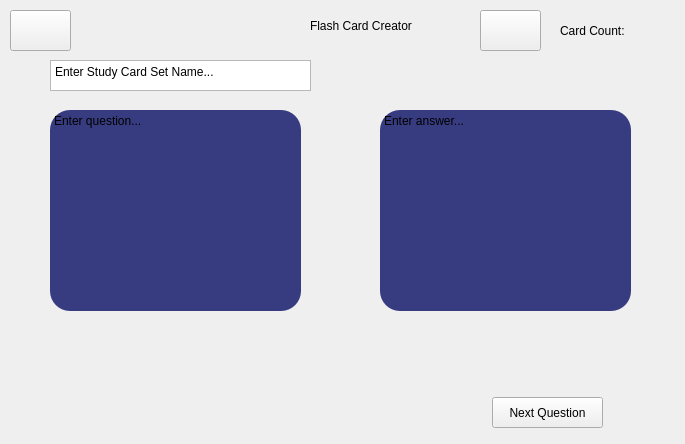
Qt form FlashcardModule/flashcardmaker.ui (WSU-4110/MOST) before a commit.
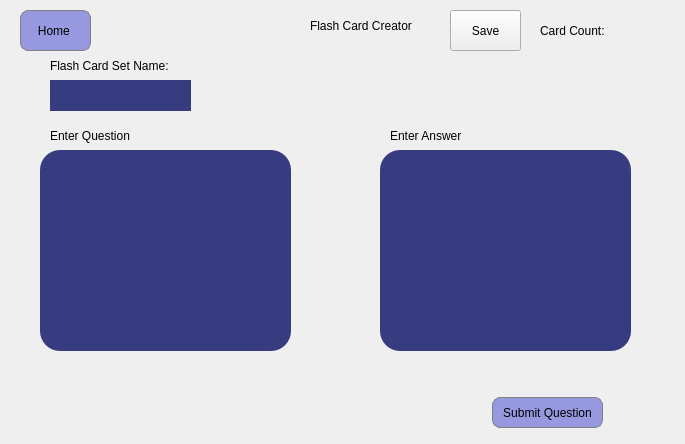
The same form after that commit. Icons and pictures are not drawn.

Commit message: finished flashcard makerui + working on the data handling for flash cards

Diff of the .ui file:
```diff
--- a/FlashcardModule/flashcardmaker.ui
+++ b/FlashcardModule/flashcardmaker.ui
@@ -44,8 +44,26 @@
      <height>31</height>
     </rect>
    </property>
+   <property name="font">
+    <font>
+     <pointsize>9</pointsize>
+    </font>
+   </property>
+   <property name="styleSheet">
+    <string notr="true">QPushButton {
+color: black;
+border-radius: 8px;
+border: 1px solid gray;
+background-color: #9699E0;
+}
+QPushButton:hover {
+background-color: rgba(173, 216, 230, 80);
+    border: 1px solid rgba(255, 255, 255, 120); /* stronger border on hover */
+    border-radius: 8px;
+}</string>
+   </property>
    <property name="text">
-    <string>Next Question</string>
+    <string>Submit Question</string>
    </property>
   </widget>
   <widget class="QPushButton" name="homeButton">
@@ -54,25 +72,42 @@
    </property>
    <property name="geometry">
     <rect>
-     <x>10</x>
+     <x>20</x>
      <y>10</y>
-     <width>61</width>
+     <width>71</width>
      <height>41</height>
     </rect>
    </property>
+   <property name="autoFillBackground">
+    <bool>false</bool>
+   </property>
    <property name="styleSheet">
-    <string notr="true">image: url(:/icons/images/home.png);</string>
+    <string notr="true">QPushButton {
+color: black;
+border-radius: 8px;
+border: 1px solid gray;
+background-color: #9699E0;
+}
+QPushButton:hover {
+background-color: rgba(173, 216, 230, 80);
+    border: 1px solid rgba(255, 255, 255, 120); /* stronger border on hover */
+    border-radius: 8px;
+}</string>
    </property>
    <property name="text">
-    <string/>
+    <string>Home </string>
+   </property>
+   <property name="icon">
+    <iconset resource="../resources.qrc">
+     <normaloff>:/icons/images/home.png</normaloff>:/icons/images/home.png</iconset>
    </property>
   </widget>
   <widget class="QPushButton" name="saveButton">
    <property name="geometry">
     <rect>
-     <x>480</x>
+     <x>450</x>
      <y>10</y>
-     <width>61</width>
+     <width>71</width>
      <height>41</height>
     </rect>
    </property>
@@ -80,20 +115,25 @@
     <string notr="true">image: url(:/icons/images/save-file-icon-14.png);</string>
    </property>
    <property name="text">
-    <string/>
+    <string>Save</string>
+   </property>
+   <property name="icon">
+    <iconset resource="../resources.qrc">
+     <normaloff>:/icons/images/save-file-icon-14.png</normaloff>:/icons/images/save-file-icon-14.png</iconset>
    </property>
   </widget>
   <widget class="QTextEdit" name="answerEdit">
    <property name="geometry">
     <rect>
      <x>380</x>
-     <y>110</y>
+     <y>150</y>
      <width>251</width>
      <height>201</height>
     </rect>
    </property>
    <property name="styleSheet">
-    <string notr="true">QWidget#line {
+    <string notr="true">QLineEdit, QTextEdit {
+    color: white;} QWidget#line {
     background-color: #E1D9D1;
     height: 0.5px;
 }
@@ -112,20 +152,21 @@
 li.unchecked::marker { content: &quot;\2610&quot;; }
 li.checked::marker { content: &quot;\2612&quot;; }
 &lt;/style&gt;&lt;/head&gt;&lt;body style=&quot; font-family:'Segoe UI'; font-size:9pt; font-weight:400; font-style:normal;&quot;&gt;
-&lt;p style=&quot; margin-top:12px; margin-bottom:12px; margin-left:0px; margin-right:0px; -qt-block-indent:0; text-indent:0px;&quot;&gt;Enter answer...&lt;/p&gt;&lt;/body&gt;&lt;/html&gt;</string>
+&lt;p style=&quot;-qt-paragraph-type:empty; margin-top:12px; margin-bottom:12px; margin-left:0px; margin-right:0px; -qt-block-indent:0; text-indent:0px;&quot;&gt;&lt;br /&gt;&lt;/p&gt;&lt;/body&gt;&lt;/html&gt;</string>
    </property>
   </widget>
   <widget class="QTextEdit" name="questionEdit">
    <property name="geometry">
     <rect>
-     <x>50</x>
-     <y>110</y>
+     <x>40</x>
+     <y>150</y>
      <width>251</width>
      <height>201</height>
     </rect>
    </property>
    <property name="styleSheet">
-    <string notr="true">QWidget#line {
+    <string notr="true">QLineEdit, QTextEdit {
+    color: white;} QWidget#line {
     background-color: #E1D9D1;
     height: 0.5px;
 }
@@ -144,18 +185,31 @@
 li.unchecked::marker { content: &quot;\2610&quot;; }
 li.checked::marker { content: &quot;\2612&quot;; }
 &lt;/style&gt;&lt;/head&gt;&lt;body style=&quot; font-family:'Segoe UI'; font-size:9pt; font-weight:400; font-style:normal;&quot;&gt;
-&lt;p style=&quot; margin-top:12px; margin-bottom:12px; margin-left:0px; margin-right:0px; -qt-block-indent:0; text-indent:0px;&quot;&gt;Enter question...&lt;/p&gt;&lt;/body&gt;&lt;/html&gt;</string>
+&lt;p style=&quot;-qt-paragraph-type:empty; margin-top:12px; margin-bottom:12px; margin-left:0px; margin-right:0px; -qt-block-indent:0; text-indent:0px;&quot;&gt;&lt;br /&gt;&lt;/p&gt;&lt;/body&gt;&lt;/html&gt;</string>
    </property>
   </widget>
   <widget class="QTextEdit" name="setNameEdit">
    <property name="geometry">
     <rect>
      <x>50</x>
-     <y>60</y>
-     <width>261</width>
+     <y>80</y>
+     <width>141</width>
      <height>31</height>
     </rect>
    </property>
+   <property name="styleSheet">
+    <string notr="true">QLineEdit, QTextEdit {
+    color: white;} QWidget#line {
+    background-color: #E1D9D1;
+    height: 0.5px;
+}
+
+QWidget {
+background-color: #373B80;
+border-radius: 20px;
+}
+</string>
+   </property>
    <property name="html">
     <string>&lt;!DOCTYPE HTML PUBLIC &quot;-//W3C//DTD HTML 4.0//EN&quot; &quot;http://www.w3.org/TR/REC-html40/strict.dtd&quot;&gt;
 &lt;html&gt;&lt;head&gt;&lt;meta name=&quot;qrichtext&quot; content=&quot;1&quot; /&gt;&lt;meta charset=&quot;utf-8&quot; /&gt;&lt;style type=&quot;text/css&quot;&gt;
@@ -164,22 +218,73 @@
 li.unchecked::marker { content: &quot;\2610&quot;; }
 li.checked::marker { content: &quot;\2612&quot;; }
 &lt;/style&gt;&lt;/head&gt;&lt;body style=&quot; font-family:'Segoe UI'; font-size:9pt; font-weight:400; font-style:normal;&quot;&gt;
-&lt;p style=&quot; margin-top:12px; margin-bottom:12px; margin-left:0px; margin-right:0px; -qt-block-indent:0; text-indent:0px;&quot;&gt;Enter Study Card Set Name...&lt;/p&gt;&lt;/body&gt;&lt;/html&gt;</string>
+&lt;p style=&quot;-qt-paragraph-type:empty; margin-top:12px; margin-bottom:12px; margin-left:0px; margin-right:0px; -qt-block-indent:0; text-indent:0px;&quot;&gt;&lt;br /&gt;&lt;/p&gt;&lt;/body&gt;&lt;/html&gt;</string>
    </property>
   </widget>
   <widget class="QLabel" name="cardCount">
    <property name="geometry">
     <rect>
-     <x>560</x>
+     <x>540</x>
      <y>20</y>
      <width>81</width>
      <height>21</height>
     </rect>
    </property>
+   <property name="styleSheet">
+    <string notr="true">QLabel { color: white; background-color: transparent;};</string>
+   </property>
    <property name="text">
     <string>Card Count: </string>
    </property>
   </widget>
+  <widget class="QLabel" name="pageLabel_2">
+   <property name="geometry">
+    <rect>
+     <x>50</x>
+     <y>50</y>
+     <width>121</width>
+     <height>31</height>
+    </rect>
+   </property>
+   <property name="styleSheet">
+    <string notr="true">QLabel { color: white; background-color: transparent;};</string>
+   </property>
+   <property name="text">
+    <string>Flash Card Set Name: </string>
+   </property>
+  </widget>
+  <widget class="QLabel" name="pageLabel_3">
+   <property name="geometry">
+    <rect>
+     <x>50</x>
+     <y>120</y>
+     <width>121</width>
+     <height>31</height>
+    </rect>
+   </property>
+   <property name="styleSheet">
+    <string notr="true">QLabel { color: white; background-color: transparent;};</string>
+   </property>
+   <property name="text">
+    <string>Enter Question </string>
+   </property>
+  </widget>
+  <widget class="QLabel" name="pageLabel_4">
+   <property name="geometry">
+    <rect>
+     <x>390</x>
+     <y>120</y>
+     <width>121</width>
+     <height>31</height>
+    </rect>
+   </property>
+   <property name="styleSheet">
+    <string notr="true">QLabel { color: white; background-color: transparent;};</string>
+   </property>
+   <property name="text">
+    <string>Enter Answer</string>
+   </property>
+  </widget>
  </widget>
  <resources/>
  <connections/>
```
Left out of the diff: 17 changed lines with no effect on the pictures. The commit also changes 2 other files.
